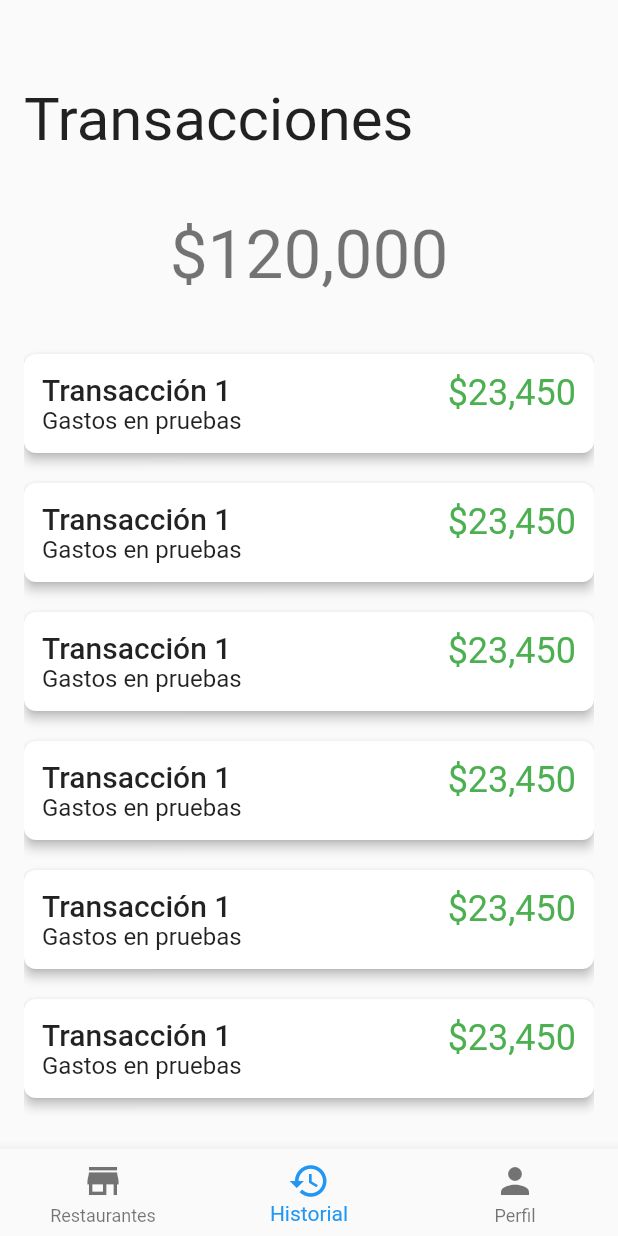
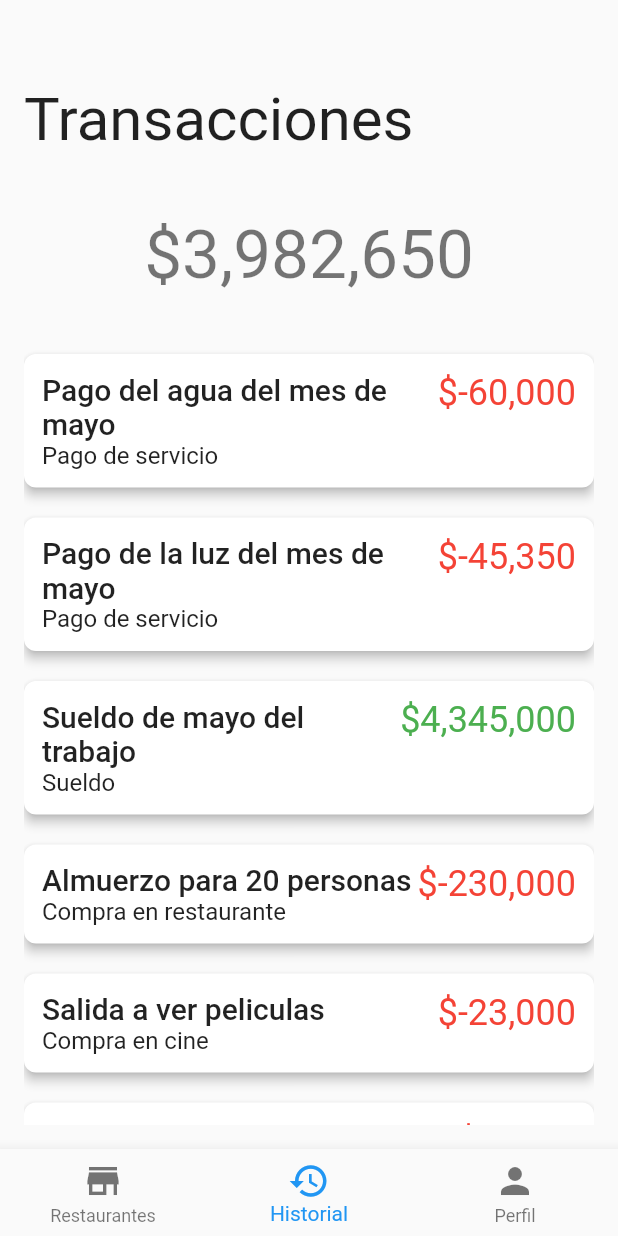
Before and after one commit to ja-avos/tybe_test, a Flutter app: the screen it shows once a user with an empty profile is signed in, item 2 of the bottom bar chosen, on a phone screen of 412 x 824 dp. Run offline on Flutter 3.47's test engine with Material 2 defaults, Android fonts, the light colour scheme and no system bars; our stand-ins replace bloc, equatable, firebase_auth, firebase_core, flutter_bloc, form_field_validator and 1 more; accounts and stored records are empty.

Commit message:
Completada prueba con transacciones

```diff
--- /dev/null
+++ b/lib/src/Orders/bloc/transaction_cubit.dart
@@ -0,0 +1,23 @@
+import 'package:bloc/bloc.dart';
+import 'package:equatable/equatable.dart';
+import 'package:tyba_test/src/Orders/models/transaction_model.dart';
+import 'package:tyba_test/src/Orders/repository/transaction_repository.dart';
+import 'package:tyba_test/src/utils/request_status.dart';
+
+part 'transaction_state.dart';
+
+class TransactionCubit extends Cubit<TransactionState> {
+  final TransactionRepository repository;
+
+  TransactionCubit(this.repository) : super(TransactionState.initial());
+
+  void getTransactions() async {
+    emit(TransactionState.loading());
+    try {
+      final transactions = await repository.getTransactions();
+      emit(TransactionState.success(transactions));
+    } catch (e) {
+      emit(TransactionState.error(e.toString()));
+    }
+  }
+}
--- /dev/null
+++ b/lib/src/Orders/bloc/transaction_state.dart
@@ -0,0 +1,44 @@
+part of "transaction_cubit.dart";
+
+class TransactionState extends Equatable {
+  final List<Transaction> transactions;
+  final RequestStatus status;
+  final String? error;
+
+  const TransactionState({
+    this.transactions = const [],
+    this.status = RequestStatus.noSubmitted,
+    this.error,
+  });
+
+  factory TransactionState.initial() => const TransactionState();
+
+  factory TransactionState.loading() =>
+      const TransactionState(status: RequestStatus.inProgress);
+
+  factory TransactionState.success(List<Transaction> transactions) =>
+      TransactionState(
+          transactions: transactions, status: RequestStatus.success);
+
+  factory TransactionState.error(String error) =>
+      TransactionState(error: error, status: RequestStatus.failed);
+
+  TransactionStatecopyWith({
+    List<Transaction>? transactions,
+    RequestStatus? status,
+    String? error,
+  }) {
+    return TransactionState(
+      transactions: transactions ?? this.transactions,
+      status: status ?? this.status,
+      error: error ?? this.error,
+    );
+  }
+
+  @override
+  List<Object?> get props => [
+        transactions,
+        status,
+        error,
+      ];
+}
--- /dev/null
+++ b/lib/src/Orders/repository/transaction_repository.dart
@@ -0,0 +1,43 @@
+import 'package:tyba_test/src/Orders/models/transaction_model.dart';
+
+class TransactionRepository {
+  final List<Transaction> transactions = [
+    Transaction(
+      date: DateTime.now(),
+      value: -60000,
+      description: 'Pago de servicio',
+      name: "Pago del agua del mes de mayo",
+    ),
+    Transaction(
+      date: DateTime.now().subtract(const Duration(days: 10)),
+      value: -45350,
+      description: 'Pago de servicio',
+      name: "Pago de la luz del mes de mayo",
+    ),
+    Transaction(
+        date: DateTime.now().subtract(const Duration(days: 45)),
+        value: 4345000,
+        description: 'Sueldo',
+        name: "Sueldo de mayo del trabajo"),
+    Transaction(
+        date: DateTime.now().subtract(const Duration(days: 48)),
+        value: -230000,
+        description: 'Compra en restaurante',
+        name: "Almuerzo para 20 personas"),
+    Transaction(
+        date: DateTime.now().subtract(const Duration(days: 53)),
+        value: -23000,
+        description: 'Compra en cine',
+        name: "Salida a ver peliculas"),
+    Transaction(
+        date: DateTime.now().subtract(const Duration(days: 60)),
+        value: -4000,
+        description: 'Compra suscripción app',
+        name: "Suscripción a la app"),
+  ];
+
+  Future<List<Transaction>> getTransactions() async {
+    await Future.delayed(const Duration(milliseconds: 400));
+    return transactions;
+  }
+}
--- a/lib/src/Orders/ui/screens/order_history_screen.dart
+++ b/lib/src/Orders/ui/screens/order_history_screen.dart
@@ -1,30 +1,26 @@
 import 'package:flutter/material.dart';
+import 'package:flutter_bloc/flutter_bloc.dart';
 import 'package:intl/intl.dart';
+import 'package:tyba_test/src/Orders/bloc/transaction_cubit.dart';
 import 'package:tyba_test/src/Orders/models/transaction_model.dart';
 import 'package:tyba_test/src/Orders/ui/widgets/transaction_card.dart';
+import 'package:tyba_test/src/utils/request_status.dart';
+import 'package:tyba_test/src/utils/widgets/loading.dart';
 
 class OrderHistory extends StatelessWidget {
   OrderHistory({Key? key}) : super(key: key);
 
   final valueFormatter = NumberFormat.decimalPattern();
 
-  @override
-  Widget build(BuildContext context) {
-    return Column(
-      crossAxisAlignment: CrossAxisAlignment.start,
-      children: [
-        const SizedBox(height: 40),
-        Text(
-          'Transacciones',
-          style: Theme.of(context).textTheme.headline5!.copyWith(fontSize: 40),
-        ),
-        const SizedBox(height: 40),
-        Expanded(
+  Widget buildTransactionList(context, List<Transaction> transactions) {
+    final total = transactions.fold(
+        0, (num total, Transaction transaction) => total + transaction.value);
+    return Expanded(
       child: SingleChildScrollView(
         child: Column(
           children: [
             Text(
-                  '\$${valueFormatter.format(120000)}',
+              '\$${valueFormatter.format(total)}',
               style: Theme.of(context).textTheme.headline3,
             ),
             const SizedBox(height: 20),
@@ -32,21 +28,44 @@ class OrderHistory extends StatelessWidget {
             ListView.separated(
               shrinkWrap: true,
               physics: const NeverScrollableScrollPhysics(),
-                  itemCount: 10,
-                  itemBuilder: (context, index) => TransactionCard(Transaction(
-                    name: 'Transacción 1',
-                    value: 23450,
-                    description: 'Gastos en pruebas',
-                    date: DateTime.now(),
-                  )),
-                  separatorBuilder: (context, index) =>
-                      const SizedBox(height: 20),
+              itemCount: transactions.length,
+              itemBuilder: (context, index) =>
+                  TransactionCard(transactions[index]),
+              separatorBuilder: (context, index) => const SizedBox(height: 20),
             ),
           ],
         ),
       ),
+    );
+  }
+
+  @override
+  Widget build(BuildContext context) {
+    BlocProvider.of<TransactionCubit>(context).getTransactions();
+    return BlocBuilder<TransactionCubit, TransactionState>(
+        builder: (context, state) {
+      return Column(
+        crossAxisAlignment: CrossAxisAlignment.start,
+        children: [
+          const SizedBox(height: 40),
+          Text(
+            'Transacciones',
+            style:
+                Theme.of(context).textTheme.headline5!.copyWith(fontSize: 40),
+          ),
+          const SizedBox(height: 40),
+          if (state.status == RequestStatus.success)
+            buildTransactionList(context, state.transactions),
+          if (state.status == RequestStatus.inProgress)
+            const Expanded(child: Loading()),
+          if (state.status == RequestStatus.failed)
+            const Expanded(
+              child: Center(
+                child: Text('Error al cargar las transacciones'),
+              ),
             ),
         ],
       );
+    });
   }
 }
--- a/lib/src/Restaurants/ui/screens/restaurant_screen.dart
+++ b/lib/src/Restaurants/ui/screens/restaurant_screen.dart
@@ -11,6 +11,12 @@ class RestaurantsScreen extends StatelessWidget {
   const RestaurantsScreen({Key? key}) : super(key: key);
 
   Widget buildResults(BuildContext context, List<Restaurant> restaurants) {
+    if (restaurants.isEmpty) {
+      return Center(
+        child: Text('No hay resultados :(',
+            style: Theme.of(context).textTheme.headline6),
+      );
+    }
     return SingleChildScrollView(
       child: Column(
         children: [
--- a/lib/src/app.dart
+++ b/lib/src/app.dart
@@ -1,5 +1,7 @@
 import 'package:flutter/material.dart';
 import 'package:flutter_bloc/flutter_bloc.dart';
+import 'package:tyba_test/src/Orders/bloc/transaction_cubit.dart';
+import 'package:tyba_test/src/Orders/repository/transaction_repository.dart';
 import 'package:tyba_test/src/Restaurants/bloc/restaurant_cubit.dart';
 import 'package:tyba_test/src/Restaurants/repository/restaurant_repository.dart';
 import 'package:tyba_test/src/User/bloc/user_cubit.dart';
@@ -21,6 +23,9 @@ class TybaTestApp extends StatelessWidget {
         RepositoryProvider<RestaurantRepository>(
           create: (context) => RestaurantRepository(),
         ),
+        RepositoryProvider<TransactionRepository>(
+          create: (context) => TransactionRepository(),
+        ),
       ],
       child: MultiBlocProvider(
         providers: [
@@ -34,6 +39,11 @@ class TybaTestApp extends StatelessWidget {
               RepositoryProvider.of<RestaurantRepository>(context),
             ),
           ),
+          BlocProvider<TransactionCubit>(
+            create: (context) => TransactionCubit(
+              RepositoryProvider.of<TransactionRepository>(context),
+            ),
+          ),
         ],
         child: const MaterialApp(
           restorationScopeId: 'tyba_test_app',
```
Lines whose indentation alone changed are shown as unchanged.
